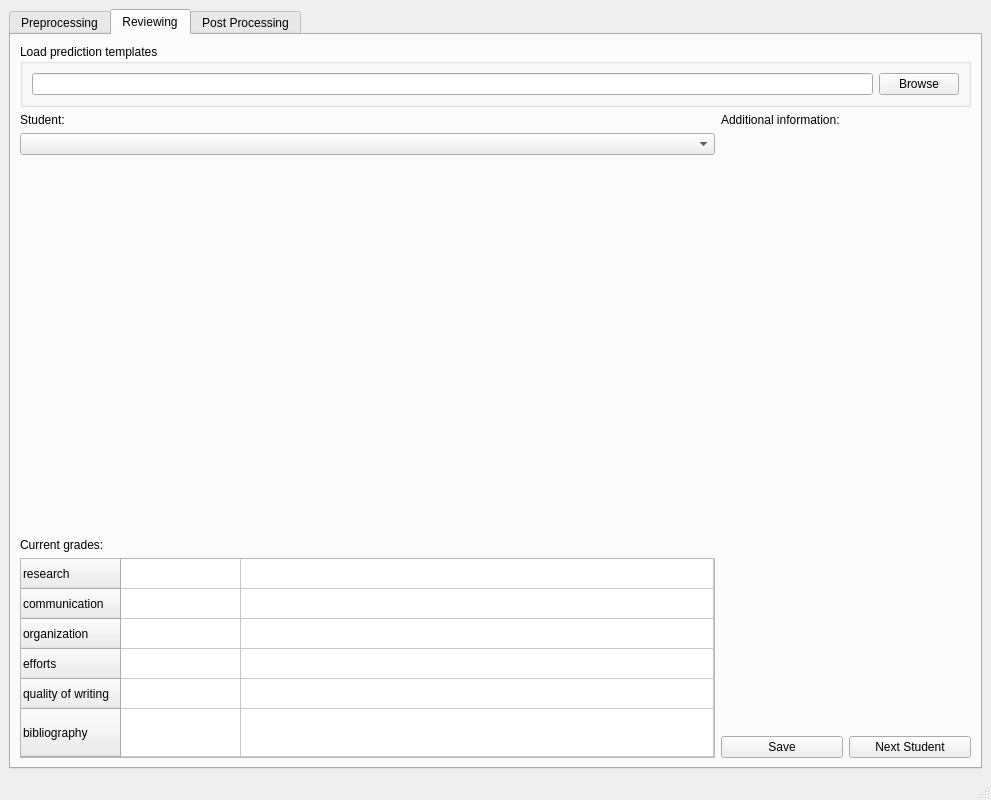
Old version of the form gui/design files/ui_design.ui in the repository JerrisonChang/AESfor300Z.
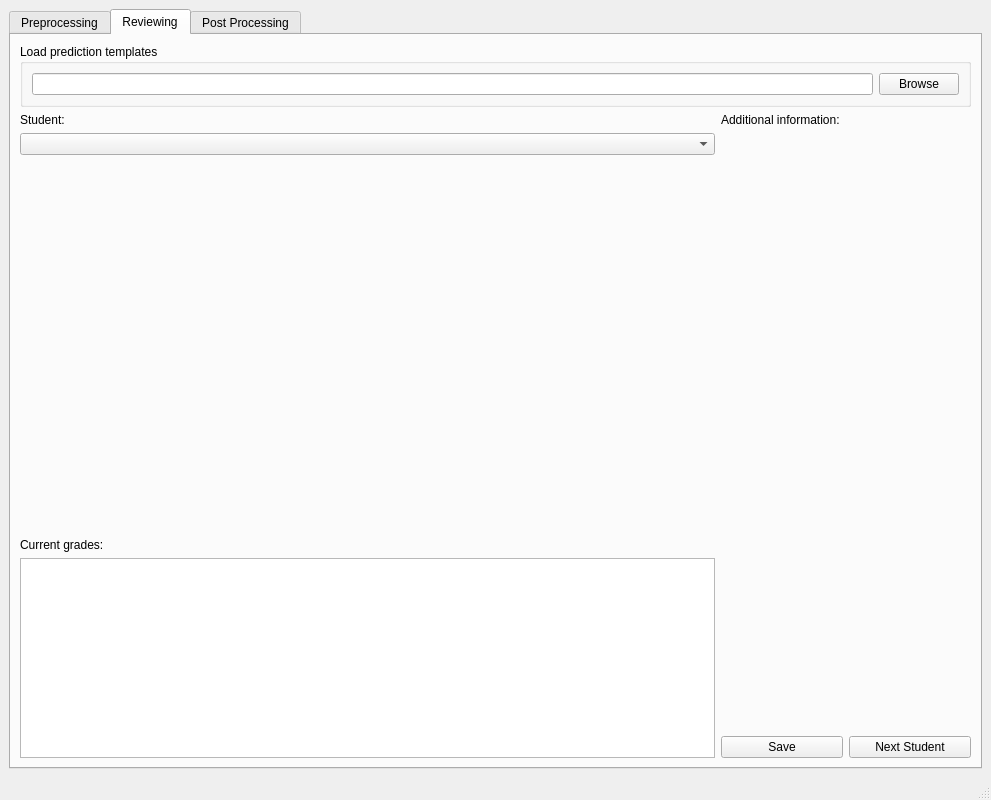
New version of the form.

Commit message: display table when change student is done

```diff
--- a/gui/design files/ui_design.ui
+++ b/gui/design files/ui_design.ui
@@ -250,7 +250,7 @@
              </widget>
             </item>
             <item>
-             <widget class="QTableWidget" name="grade_table">
+             <widget class="QTableView" name="grade_table">
               <property name="minimumSize">
                <size>
                 <width>0</width>
@@ -266,64 +266,21 @@
               <property name="autoFillBackground">
                <bool>false</bool>
               </property>
-              <attribute name="horizontalHeaderVisible">
-               <bool>false</bool>
-              </attribute>
-              <attribute name="horizontalHeaderCascadingSectionResizes">
-               <bool>false</bool>
-              </attribute>
               <attribute name="horizontalHeaderMinimumSectionSize">
-               <number>50</number>
-              </attribute>
-              <attribute name="horizontalHeaderDefaultSectionSize">
                <number>120</number>
               </attribute>
+              <attribute name="horizontalHeaderDefaultSectionSize">
+               <number>35</number>
+              </attribute>
+              <attribute name="horizontalHeaderHighlightSections">
+               <bool>false</bool>
+              </attribute>
               <attribute name="horizontalHeaderStretchLastSection">
                <bool>true</bool>
               </attribute>
-              <attribute name="verticalHeaderStretchLastSection">
+              <attribute name="verticalHeaderCascadingSectionResizes">
                <bool>true</bool>
               </attribute>
-              <row>
-               <property name="text">
-                <string>research</string>
-               </property>
-              </row>
-              <row>
-               <property name="text">
-                <string>communication</string>
-               </property>
-              </row>
-              <row>
-               <property name="text">
-                <string>organization</string>
-               </property>
-              </row>
-              <row>
-               <property name="text">
-                <string>efforts</string>
-               </property>
-              </row>
-              <row>
-               <property name="text">
-                <string>quality of writing</string>
-               </property>
-              </row>
-              <row>
-               <property name="text">
-                <string>bibliography</string>
-               </property>
-              </row>
-              <column>
-               <property name="text">
-                <string>machine predicted</string>
-               </property>
-              </column>
-              <column>
-               <property name="text">
-                <string>human correction</string>
-               </property>
-              </column>
              </widget>
             </item>
            </layout>
```
The commit also changes 1 other file.
